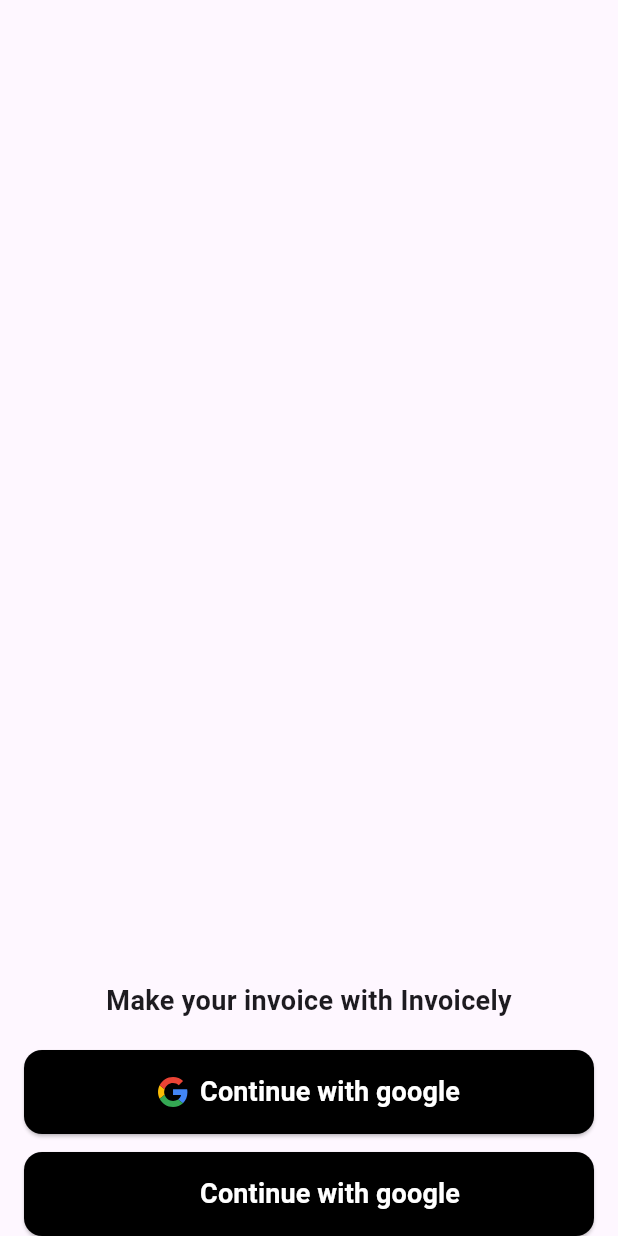
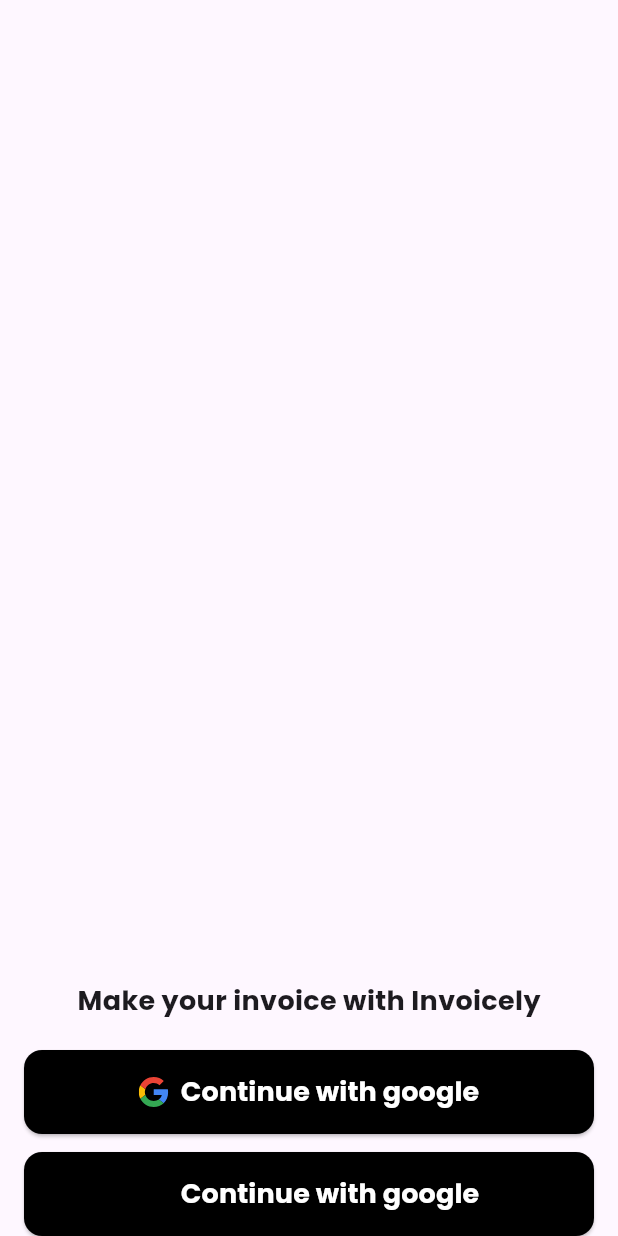
Before and after one commit to iamayushsharmaa/Invoicely-App, a Flutter app: the screen it shows after launch, on a phone screen of 412 x 824 dp. Run offline on Flutter 3.47's test engine with Material 3 defaults, Android fonts, the phone set to English and light mode, and no system bars; our stand-ins replace bloc, dio, equatable, flutter_bloc, flutter_secure_storage, flutter_svg and 4 more.

```diff
--- a/lib/main.dart
+++ b/lib/main.dart
@@ -17,7 +17,11 @@ void main() async {
   final googleSignIn = GoogleSignIn();
   final storage = FlutterSecureStorage();
 
-  final authService = AuthService(dio: dio, googleSignIn: googleSignIn, storage: storage);
+  final authService = AuthService(
+    dio: dio,
+    googleSignIn: googleSignIn,
+    storage: storage,
+  );
   final authRepository = AuthRepositoryImpl(authService);
 
   runApp(MyApp(authRepository));
@@ -41,6 +45,7 @@ class MyApp extends StatelessWidget {
           final authBloc = context.read<AuthBloc>();
           return MaterialApp.router(
             routerConfig: createRouter(context.read<AuthBloc>()),
+            theme: ThemeData(fontFamily: 'Poppins'),
             debugShowCheckedModeBanner: false,
           );
         },
```
